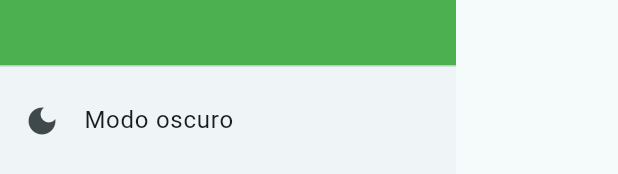
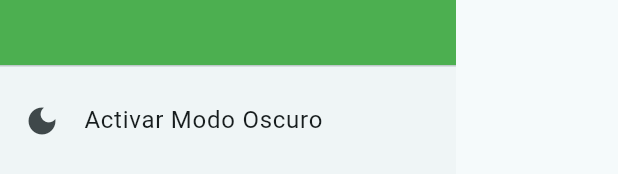
Before and after one commit to ElEdwinJSH/luz_verde_proyecto, a Flutter app: the NavDrawer widget shown alone on an empty page, opened directly, on a phone screen of 412 x 824 dp. Shown: the part 175-349 px from the top of the screen. Run offline on Flutter 3.47's test engine with Material 2 defaults, Android fonts, the phone set to English and light mode, and no system bars; our stand-ins replace flutter_slidable, sqflite, video_player; accounts and stored records are empty.

Commit message:
Modo oscuro, cambio de iconos

```diff
--- a/lib/screens/calculadora_screen.dart
+++ b/lib/screens/calculadora_screen.dart
@@ -167,11 +167,15 @@ class NavDrawer extends StatelessWidget {
             ),
           ),
           ListTile(
-            leading: Icon(Icons.dark_mode_sharp),
-            title: Text('Modo oscuro'),
-            onTap: () {
-              changeTheme.isdarktheme = !changeTheme.isdarktheme;
-              themeSetter(changeTheme);
+            leading: Icon(changeTheme.isdarktheme
+                ? Icons.wb_sunny
+                : Icons.dark_mode_sharp),
+            title: Text(changeTheme.isdarktheme
+                ? 'Activar Modo Claro'
+                : 'Activar Modo Oscuro'),
+            onTap: () => {
+              changeTheme.isdarktheme = !changeTheme.isdarktheme,
+              themeSetter(changeTheme)
             },
           ),
         ],
```
